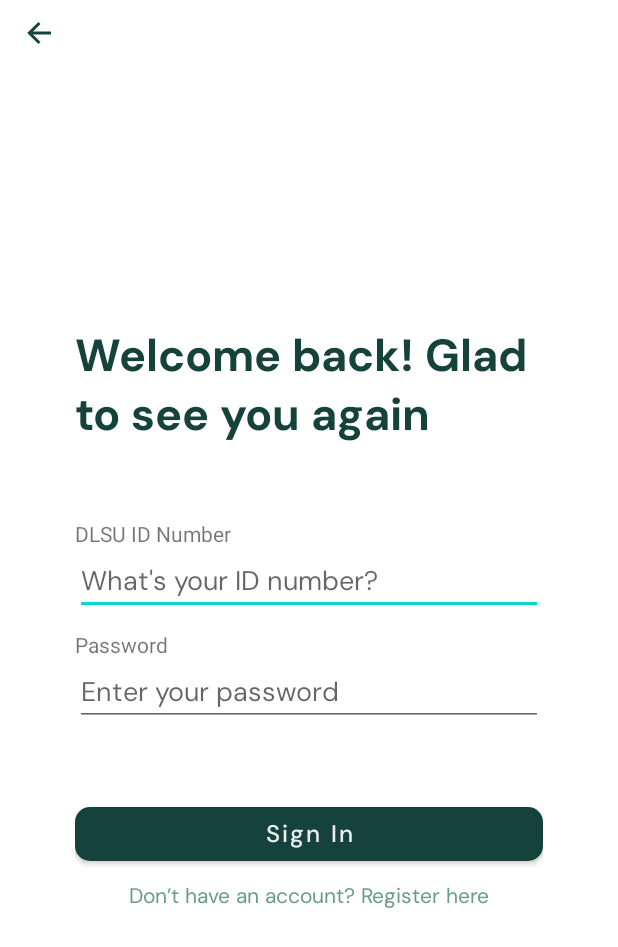
After one commit to TeanConcio/DLSU-Lost-and-Found, an Android app: the LoginFormActivity screen opened directly, with no data from a screen before it, on a phone screen of 412 x 824 dp. The commit adds this screen. Shown: the top 947 px of the screen. Run offline under Robolectric (Android 15) with nearby library versions, the phone set to English and light mode, and no system bars.

Commit message:
add: Login and Login Form

```diff
--- /dev/null
+++ b/app/src/main/java/com/mobdeve/S17/MOBPsycho40/DLSULostAndFound/LoginFormActivity.java
@@ -0,0 +1,72 @@
+package com.mobdeve.S17.MOBPsycho40.DLSULostAndFound;
+
+import android.content.Intent;
+import android.content.SharedPreferences;
+import android.os.Bundle;
+import android.widget.Toast;
+
+import androidx.activity.EdgeToEdge;
+import androidx.appcompat.app.AppCompatActivity;
+import androidx.core.graphics.Insets;
+import androidx.core.view.ViewCompat;
+import androidx.core.view.WindowInsetsCompat;
+
+import com.mobdeve.S17.MOBPsycho40.DLSULostAndFound.databinding.ActivityLoginFormBinding;
+
+public class LoginFormActivity extends AppCompatActivity {
+
+    private ActivityLoginFormBinding binding;
+    private SharedPreferences sharedPreferences;
+
+    @Override
+    protected void onCreate(Bundle savedInstanceState) {
+        super.onCreate(savedInstanceState);
+        EdgeToEdge.enable(this);
+
+        sharedPreferences = getSharedPreferences("UserSession", MODE_PRIVATE);
+        binding = ActivityLoginFormBinding.inflate(getLayoutInflater());
+        setContentView(binding.getRoot());
+
+        ViewCompat.setOnApplyWindowInsetsListener(binding.main, (v, insets) -> {
+            Insets systemBars = insets.getInsets(WindowInsetsCompat.Type.systemBars());
+            v.setPadding(systemBars.left, systemBars.top, systemBars.right, systemBars.bottom);
+            return insets;
+        });
+
+        binding.btnBack.setOnClickListener(v -> finish());
+
+        binding.btnLogin.setOnClickListener(v -> {
+            String idNumber = binding.inputIdNumber.getText().toString();
+            String password = binding.inputPassword.getText().toString();
+
+            // Replace this with actual authentication logic
+            if (isValidCredentials(idNumber, password)) {
+                SharedPreferences.Editor editor = sharedPreferences.edit();
+                editor.putBoolean("isLoggedIn", true);
+                editor.putString("idNumber", idNumber);
+                editor.putString("firstName", "Some");
+                editor.putString("lastName", "User");
+                editor.apply();
+
+                Intent intent = new Intent(LoginFormActivity.this, MainActivity.class);
+                startActivity(intent);
+                finish();
+            } else {
+                Toast.makeText(LoginFormActivity.this, "Invalid credentials", Toast.LENGTH_SHORT).show();
+            }
+        });
+
+        // Handle register link
+        binding.linkRegisterForm.setOnClickListener(v -> {
+            Intent registerFormIntent = new Intent(LoginFormActivity.this, RegisterFormActivity.class);
+            startActivity(registerFormIntent);
+            finish();
+        });
+    }
+
+    // Placeholder for actual authentication logic
+    private boolean isValidCredentials(String idNumber, String password) {
+        // Replace with actual authentication check
+        return true;
+    }
+}
--- /dev/null
+++ b/app/src/main/res/layout/activity_login_form.xml
@@ -0,0 +1,99 @@
+<?xml version="1.0" encoding="utf-8"?>
+<androidx.constraintlayout.widget.ConstraintLayout xmlns:android="http://schemas.android.com/apk/res/android"
+    xmlns:app="http://schemas.android.com/apk/res-auto"
+    xmlns:tools="http://schemas.android.com/tools"
+    android:id="@+id/main"
+    android:layout_width="match_parent"
+    android:layout_height="match_parent"
+    tools:context=".LoginFormActivity">
+
+    <ImageButton
+        android:id="@+id/btn_back"
+        android:layout_width="wrap_content"
+        android:layout_height="wrap_content"
+        android:backgroundTint="#00FFFFFF"
+        android:tint="@color/green_700"
+        app:srcCompat="@drawable/ic_arrow_left_white_24dp" />
+
+    <LinearLayout
+        android:layout_width="match_parent"
+        android:layout_height="match_parent"
+        android:layout_margin="50dp"
+        android:gravity="center"
+        android:orientation="vertical"
+        tools:layout_editor_absoluteX="0dp"
+        tools:layout_editor_absoluteY="0dp">
+
+        <TextView
+            android:id="@+id/textView"
+            android:layout_width="match_parent"
+            android:layout_height="wrap_content"
+            android:fontFamily="@font/dm_sans_bold"
+            android:text="Welcome back! Glad to see you again"
+            android:textColor="@color/green_700"
+            android:textSize="30dp" />
+
+        <LinearLayout
+            android:layout_width="match_parent"
+            android:layout_height="wrap_content"
+            android:layout_marginTop="40dp"
+            android:layout_marginBottom="40dp"
+            android:orientation="vertical">
+
+            <TextView
+                android:id="@+id/textView11"
+                android:layout_width="match_parent"
+                android:layout_height="wrap_content"
+                android:layout_marginTop="10dp"
+                android:labelFor="@id/input_id_number"
+                android:text="DLSU ID Number" />
+
+            <EditText
+                android:id="@+id/input_id_number"
+                android:layout_width="match_parent"
+                android:layout_height="wrap_content"
+                android:ems="10"
+                android:fontFamily="@font/dm_sans"
+                android:hint="What's your ID number?"
+                android:inputType="text" />
+
+            <TextView
+                android:id="@+id/textView13"
+                android:layout_width="match_parent"
+                android:layout_height="wrap_content"
+                android:layout_marginTop="10dp"
+                android:labelFor="@id/input_password"
+                android:text="Password" />
+
+            <EditText
+                android:id="@+id/input_password"
+                android:layout_width="match_parent"
+                android:layout_height="wrap_content"
+                android:ems="10"
+                android:fontFamily="@font/dm_sans"
+                android:hint="Enter your password"
+                android:inputType="textPassword" />
+        </LinearLayout>
+
+        <Button
+            android:id="@+id/btn_login"
+            android:layout_width="match_parent"
+            android:layout_height="wrap_content"
+            android:layout_marginTop="8dp"
+            android:layout_marginBottom="8dp"
+            android:fontFamily="@font/dm_sans_medium"
+            android:text="Sign In"
+            android:textAllCaps="false"
+            android:textSize="16sp"
+            app:cornerRadius="10dp" />
+
+        <TextView
+            android:id="@+id/link_register_form"
+            android:layout_width="match_parent"
+            android:layout_height="wrap_content"
+            android:fontFamily="@font/dm_sans"
+            android:text="Don’t have an account? Register here"
+            android:textAlignment="center"
+            android:textColor="@color/green_500" />
+    </LinearLayout>
+</androidx.constraintlayout.widget.ConstraintLayout>
```
Also changed, not shown: app/src/main/AndroidManifest.xml (+13 -0 lines), app/src/main/java/com/mobdeve/S17/MOBPsycho40/DLSULostAndFound/LoginActivity.java (added, +48 -0 lines), app/src/main/java/com/mobdeve/S17/MOBPsycho40/DLSULostAndFound/MainActivity.java (+21 -0 lines), app/src/main/res/layout/activity_login.xml (added, +47 -0 lines).
